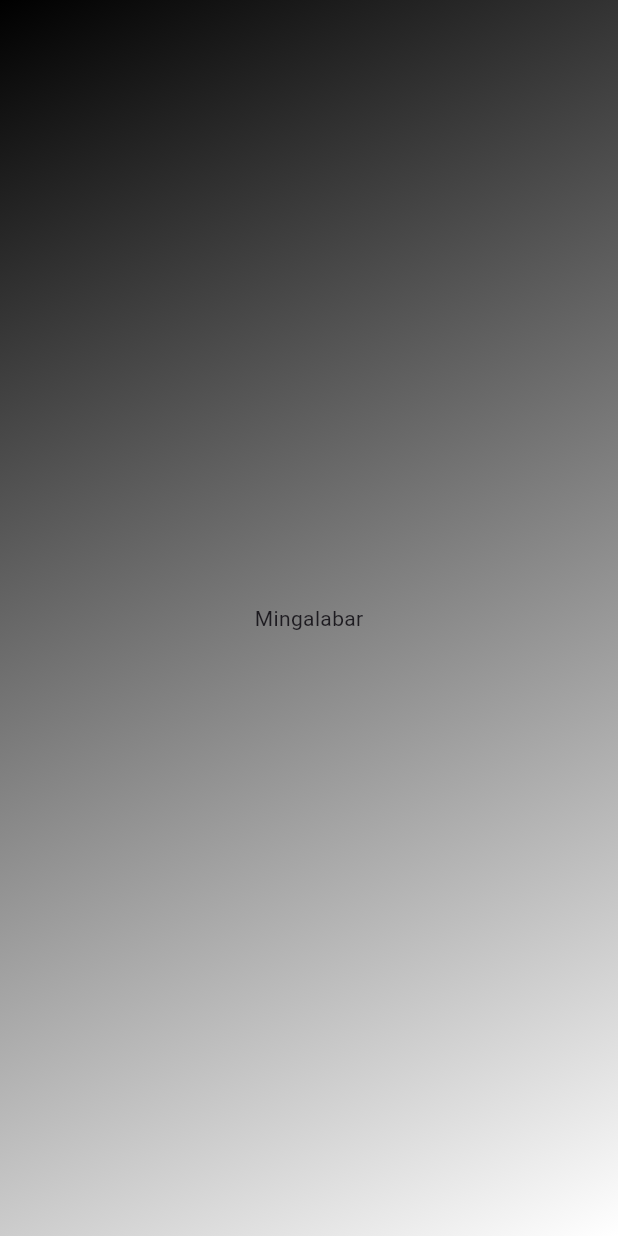
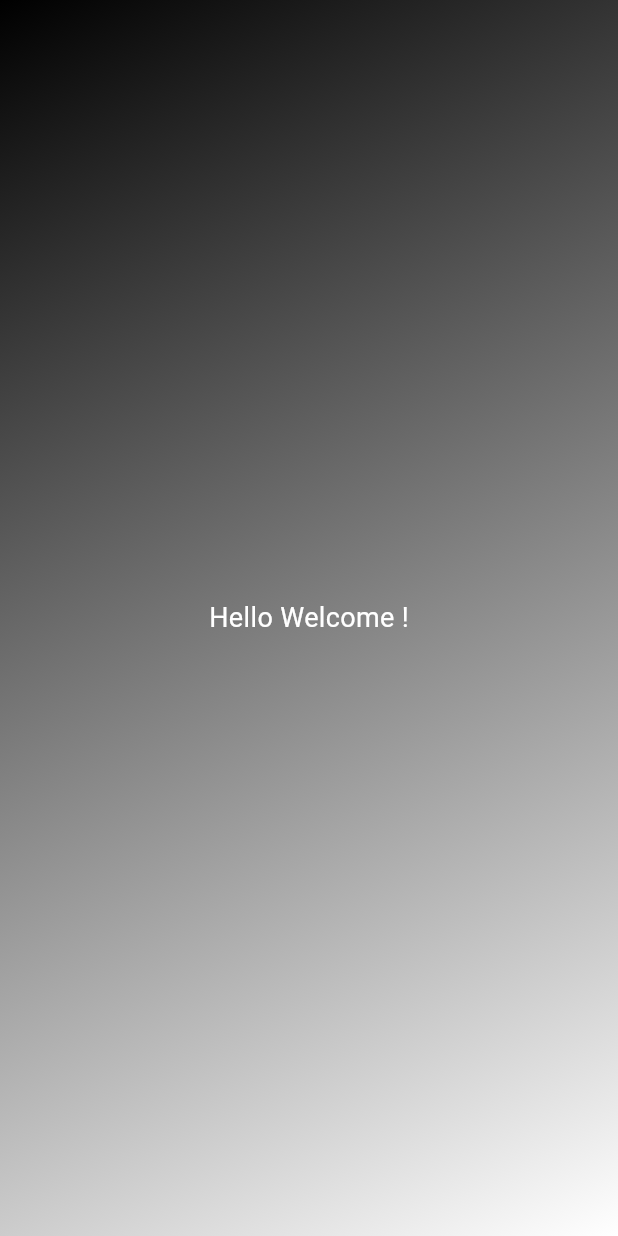
Before and after one commit to Mess925/flutter_test, a Flutter app: the screen it shows after launch, on a phone screen of 412 x 824 dp. Run offline on Flutter 3.47's test engine with Material 3 defaults, Android fonts, the light colour scheme and no system bars.

Commit message:
make_files

```diff
--- /dev/null
+++ b/test_00/lib/Gradient.dart
@@ -0,0 +1,25 @@
+import 'package:flutter/material.dart';
+import 'package:test_00/style_text.dart';
+
+class GradientContainer extends StatelessWidget {
+  const GradientContainer({super.key});
+
+  @override
+  Widget build(context) {
+    return Container(
+      decoration: const BoxDecoration(
+        gradient: LinearGradient(
+          colors: [
+            Colors.black,
+            Colors.white,
+          ],
+          begin: Alignment.topLeft,
+          end: Alignment.bottomRight,
+        ),
+      ),
+      child: const Center(
+        child: StyleText(),
+      ),
+    );
+  }
+}
--- a/test_00/lib/main.dart
+++ b/test_00/lib/main.dart
@@ -1,24 +1,12 @@
 import 'package:flutter/material.dart';
+
+import 'package:test_00/Gradient.dart';
 
 void main() {
   runApp(
-    MaterialApp(
+    const MaterialApp(
       home: Scaffold(
-        body: Container(
-          decoration: const BoxDecoration(
-            gradient: LinearGradient(
-              colors: [
-                Colors.black,
-                Colors.white,
-              ],
-              begin: Alignment.topLeft,
-              end: Alignment.bottomRight,
-            ),
-          ),
-          child: const Center(
-            child: Text('Mingalabar'),
-          ),
-        ),
+        body: GradientContainer(),
       ),
     ),
   );
--- /dev/null
+++ b/test_00/lib/style_text.dart
@@ -0,0 +1,16 @@
+import 'package:flutter/material.dart';
+
+class StyleText extends StatelessWidget {
+  const StyleText({super.key});
+
+  @override
+  Widget build(context) {
+    return const Text(
+      'Hello Welcome !',
+      style: TextStyle(
+        color: Colors.white,
+        fontSize: 18,
+      ),
+    );
+  }
+}
```
